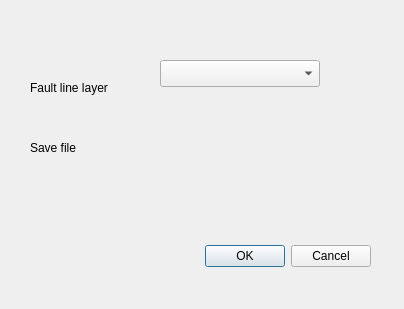
This is FaultBufferTool_dialog_base.ui in Raswanth-Prasath/faultbuffertool as Qt 5 draws it before an edit. The edited form follows.
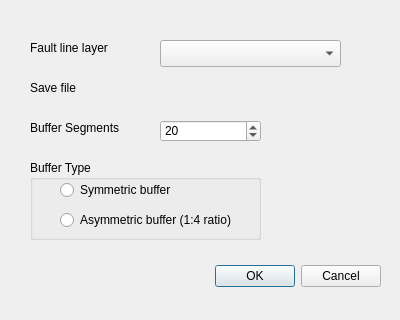
This is the edited form. Custom widgets are drawn as their Qt base class.

The edit to the form file:
```diff
--- a/FaultBufferTool_dialog_base.ui
+++ b/FaultBufferTool_dialog_base.ui
@@ -6,8 +6,8 @@
    <rect>
     <x>0</x>
     <y>0</y>
-    <width>404</width>
-    <height>309</height>
+    <width>400</width>
+    <height>320</height>
    </rect>
   </property>
   <property name="windowTitle">
@@ -16,8 +16,8 @@
   <widget class="QDialogButtonBox" name="button_box">
    <property name="geometry">
     <rect>
-     <x>30</x>
-     <y>240</y>
+     <x>40</x>
+     <y>260</y>
      <width>341</width>
      <height>32</height>
     </rect>
@@ -33,7 +33,7 @@
    <property name="geometry">
     <rect>
      <x>30</x>
-     <y>80</y>
+     <y>40</y>
      <width>91</width>
      <height>16</height>
     </rect>
@@ -46,7 +46,7 @@
    <property name="geometry">
     <rect>
      <x>30</x>
-     <y>140</y>
+     <y>80</y>
      <width>55</width>
      <height>16</height>
     </rect>
@@ -59,8 +59,8 @@
    <property name="geometry">
     <rect>
      <x>160</x>
-     <y>60</y>
-     <width>160</width>
+     <y>40</y>
+     <width>181</width>
      <height>27</height>
     </rect>
    </property>
@@ -68,9 +68,9 @@
   <widget class="QgsFileWidget" name="mQgsFileWidget">
    <property name="geometry">
     <rect>
-     <x>170</x>
-     <y>140</y>
-     <width>161</width>
+     <x>160</x>
+     <y>80</y>
+     <width>181</width>
      <height>27</height>
     </rect>
    </property>
@@ -87,6 +87,86 @@
     <enum>QgsFileWidget::SaveFile</enum>
    </property>
   </widget>
+  <widget class="QGroupBox" name="groupBox">
+   <property name="geometry">
+    <rect>
+     <x>30</x>
+     <y>160</y>
+     <width>231</width>
+     <height>80</height>
+    </rect>
+   </property>
+   <property name="title">
+    <string>Buffer Type</string>
+   </property>
+   <widget class="QRadioButton" name="symmetricRadioButton">
+    <property name="geometry">
+     <rect>
+      <x>30</x>
+      <y>20</y>
+      <width>131</width>
+      <height>20</height>
+     </rect>
+    </property>
+    <property name="text">
+     <string>Symmetric buffer</string>
+    </property>
+   </widget>
+   <widget class="QRadioButton" name="asymmetricRadioButton">
+    <property name="geometry">
+     <rect>
+      <x>30</x>
+      <y>50</y>
+      <width>191</width>
+      <height>20</height>
+     </rect>
+    </property>
+    <property name="text">
+     <string>Asymmetric buffer (1:4 ratio)</string>
+    </property>
+   </widget>
+  </widget>
+  <widget class="QSpinBox" name="segmentSpinBox">
+   <property name="geometry">
+    <rect>
+     <x>160</x>
+     <y>120</y>
+     <width>101</width>
+     <height>22</height>
+    </rect>
+   </property>
+   <property name="toolTip">
+    <string>Higher values create smoother buffers but may impact performance</string>
+   </property>
+   <property name="prefix">
+    <string/>
+   </property>
+   <property name="minimum">
+    <number>5</number>
+   </property>
+   <property name="maximum">
+    <number>100</number>
+   </property>
+   <property name="singleStep">
+    <number>0</number>
+   </property>
+   <property name="value">
+    <number>20</number>
+   </property>
+  </widget>
+  <widget class="QLabel" name="segmentLabel">
+   <property name="geometry">
+    <rect>
+     <x>30</x>
+     <y>120</y>
+     <width>95</width>
+     <height>16</height>
+    </rect>
+   </property>
+   <property name="text">
+    <string>Buffer Segments</string>
+   </property>
+  </widget>
  </widget>
  <customwidgets>
   <customwidget>
```
Left out of the diff: 3 changed lines with no effect on the pictures.
